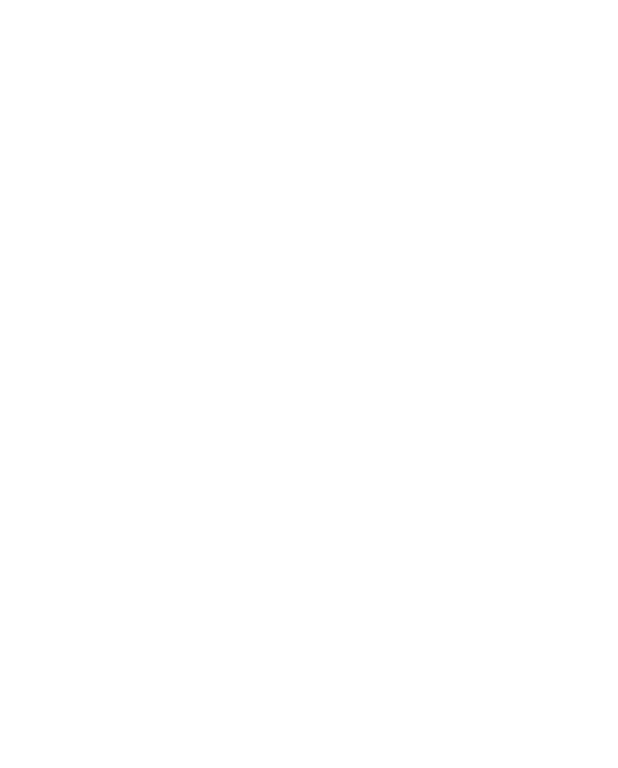
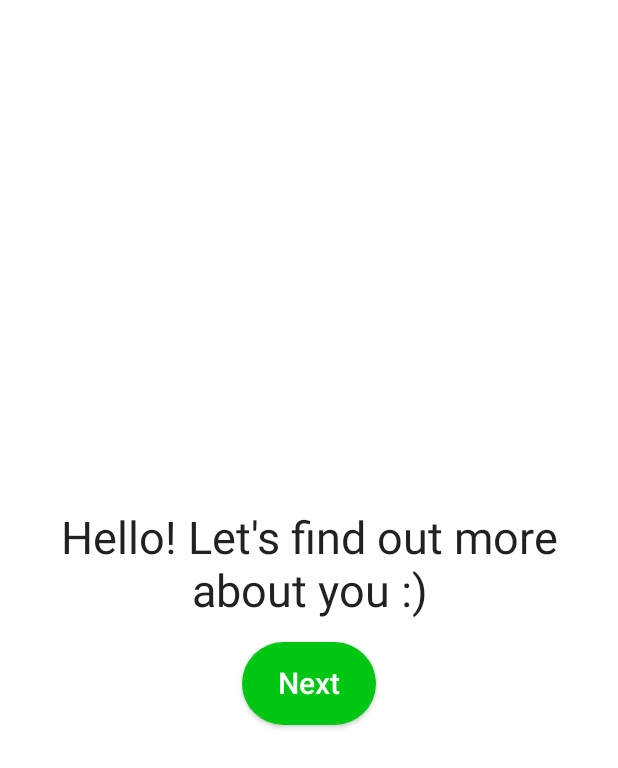
Before and after one commit to GuidoDSalem/CaloryTracker, an Android app built with Jetpack Compose: the screen it shows after launch (MainActivity), on a phone screen of 412 x 824 dp. Before the commit the part shown is empty. Shown: the top 768 px of the screen. Run offline under Robolectric (Android 15) with nearby library versions, the light colour scheme and no system bars.

Commit message:
Welcome Screen and core-ui

```diff
--- a/app/build.gradle.kts
+++ b/app/build.gradle.kts
@@ -62,6 +62,7 @@
     kapt(DaggerHilt.hiltCompiler)
 
     implementation(project(Modules.core))
+    implementation(project(Modules.coreUi))
     implementation(project(Modules.onboardingPresentation))
     implementation(project(Modules.onboardingDomain))
     implementation(project(Modules.trackerPresentation))
--- a/app/src/main/java/com/plcoding/calorytracker/MainActivity.kt
+++ b/app/src/main/java/com/plcoding/calorytracker/MainActivity.kt
@@ -9,13 +9,14 @@
 import androidx.compose.runtime.Composable
 import androidx.compose.ui.tooling.preview.Preview
 import com.plcoding.calorytracker.ui.theme.CaloryTrackerTheme
+import com.practice.onboarding_presentation.welcome.WelcomeScreen
 
 class MainActivity : ComponentActivity() {
     override fun onCreate(savedInstanceState: Bundle?) {
         super.onCreate(savedInstanceState)
         setContent {
             CaloryTrackerTheme {
-
+                WelcomeScreen()
             }
         }
     }
--- a/app/src/main/java/com/plcoding/calorytracker/ui/theme/Theme.kt
+++ b/app/src/main/java/com/plcoding/calorytracker/ui/theme/Theme.kt
@@ -8,6 +8,8 @@
 import androidx.compose.runtime.CompositionLocalProvider
 import androidx.compose.ui.graphics.Color
 import com.plcoding.calorytrackerprep.ui.theme.Typography
+import com.practice.core_ui.Dimensions
+import com.practice.core_ui.LocalSpacing
 
 private val DarkColorPalette = darkColors(
     primary = BrightGreen,
@@ -40,6 +42,7 @@
     } else {
         LightColorPalette
     }
+    CompositionLocalProvider(LocalSpacing provides Dimensions()) {
         MaterialTheme(
             colors = colors,
             typography = Typography,
@@ -47,3 +50,5 @@
             content = content
         )
     }
+
+}
--- a/build.gradle.kts
+++ b/build.gradle.kts
@@ -8,6 +8,7 @@
         classpath(Build.androidBuildTools)
         classpath(Build.hiltAndroidGradlePlugin)
         classpath(Build.kotlinGradlePlugin)
+        classpath("org.jetbrains.kotlin:kotlin-gradle-plugin:1.6.10")
 
         // NOTE: Do not place your application dependencies here; they belong
         // in the individual module build.gradle files
--- a/compose-module.gradle
+++ b/compose-module.gradle
@@ -49,6 +49,8 @@
     implementation Compose.viewModelCompose
     implementation Compose.activityCompose
 
+
+
     kapt DaggerHilt.hiltCompiler
     implementation DaggerHilt.hiltAndroid
 
--- /dev/null
+++ b/core-ui/src/main/AndroidManifest.xml
@@ -0,0 +1,5 @@
+<?xml version="1.0" encoding="utf-8"?>
+<manifest xmlns:android="http://schemas.android.com/apk/res/android"
+    package="com.practice.core_ui">
+
+</manifest>
--- /dev/null
+++ b/core-ui/src/main/java/com/practice/core_ui/Dimensions.kt
@@ -0,0 +1,15 @@
+package com.practice.core_ui
+
+import androidx.compose.runtime.compositionLocalOf
+import androidx.compose.ui.unit.Dp
+import androidx.compose.ui.unit.dp
+
+data class Dimensions(
+    val default: Dp = 0.dp,
+    val spaceExtraSmall: Dp = 4.dp,
+    val spaceSmall: Dp = 8.dp,
+    val spaceMedium: Dp = 16.dp,
+    val spaceLarge: Dp = 32.dp,
+    val spaceExtraLarge: Dp = 64.dp,
+)
+val LocalSpacing = compositionLocalOf { Dimensions() }
--- a/onboarding/onboarding_presentation/build.gradle.kts
+++ b/onboarding/onboarding_presentation/build.gradle.kts
@@ -4,5 +4,6 @@
 
 dependencies {
     "implementation"(project(Modules.core))
+    "implementation"(project(Modules.coreUi))
     "implementation"(project(Modules.onboardingDomain))
 }
--- /dev/null
+++ b/onboarding/onboarding_presentation/src/main/java/com/practice/onboarding_presentation/components/ActionButton.kt
@@ -0,0 +1,35 @@
+package com.practice.onboarding_presentation.components
+
+import androidx.compose.foundation.layout.padding
+import androidx.compose.foundation.shape.RoundedCornerShape
+import androidx.compose.material.Button
+import androidx.compose.material.MaterialTheme
+import androidx.compose.material.Text
+import androidx.compose.runtime.Composable
+import androidx.compose.ui.Modifier
+import androidx.compose.ui.unit.dp
+import com.practice.core_ui.LocalSpacing
+import java.time.format.TextStyle
+
+@Composable
+fun ActionButton(
+    text: String,
+    onClick: () -> Unit,
+    modifier: Modifier = Modifier,
+    isEnabled:Boolean = true,
+    textStyle: androidx.compose.ui.text.TextStyle = MaterialTheme.typography.button
+) {
+    Button(
+        onClick = onClick,
+        modifier = modifier,
+        enabled = isEnabled,
+        shape = RoundedCornerShape(100.dp)
+    ) {
+        Text(
+            text = text,
+            style = textStyle,
+            color = MaterialTheme.colors.onPrimary,
+            modifier = Modifier.padding(LocalSpacing.current.spaceSmall)
+        )
+    }
+}
--- /dev/null
+++ b/onboarding/onboarding_presentation/src/main/java/com/practice/onboarding_presentation/welcome/WelcomeScreen.kt
@@ -0,0 +1,38 @@
+package com.practice.onboarding_presentation.welcome
+
+import androidx.compose.foundation.layout.*
+import androidx.compose.runtime.Composable
+import androidx.compose.material.MaterialTheme
+import androidx.compose.material.Text
+import androidx.compose.ui.Alignment
+import androidx.compose.ui.Alignment.Companion.CenterHorizontally
+import androidx.compose.ui.Modifier
+import androidx.compose.ui.res.stringResource
+import androidx.compose.ui.text.style.TextAlign
+import androidx.compose.ui.unit.dp
+import com.practice.core.R
+import com.practice.core_ui.LocalSpacing
+import com.practice.onboarding_presentation.components.ActionButton
+
+
+@Composable
+fun WelcomeScreen() {
+    val spacing = LocalSpacing.current
+    Column(modifier = Modifier.fillMaxSize(),
+        verticalArrangement = Arrangement.Center,
+        horizontalAlignment = Alignment.CenterHorizontally,
+    ) {
+        Text(text = stringResource(id = R.string.welcome_text),
+                textAlign = TextAlign.Center,
+                style = MaterialTheme.typography.h1)
+        Spacer(modifier = Modifier.height(spacing.spaceMedium))
+        ActionButton(
+            text = stringResource(id = R.string.next),
+            modifier = Modifier.align(CenterHorizontally),
+            onClick = { /*TODO*/ }
+
+        )
+
+
+    }
+}
--- a/settings.gradle
+++ b/settings.gradle
@@ -16,3 +16,4 @@
 include ':tracker:tracker_presentation'
 include ':tracker:tracker_domain'
 include ':tracker:tracker_data'
+include ':core-ui'
--- a/tracker/tracker_presentation/build.gradle.kts
+++ b/tracker/tracker_presentation/build.gradle.kts
@@ -6,6 +6,7 @@
 dependencies {
     "implementation"(project(Modules.core))
     "implementation"(project(Modules.trackerDomain))
+    "implementation"(project(Modules.coreUi))
 
     "implementation"(Coil.coilCompose)
 }
```
Also changed, not shown: core-ui/build.gradle.kts (added, +7 -0 lines), core/src/main/res/values/strings.xml (renamed from app/src/main/res/values/strings.xml), 5 other files. Lines whose indentation alone changed are shown as unchanged.
